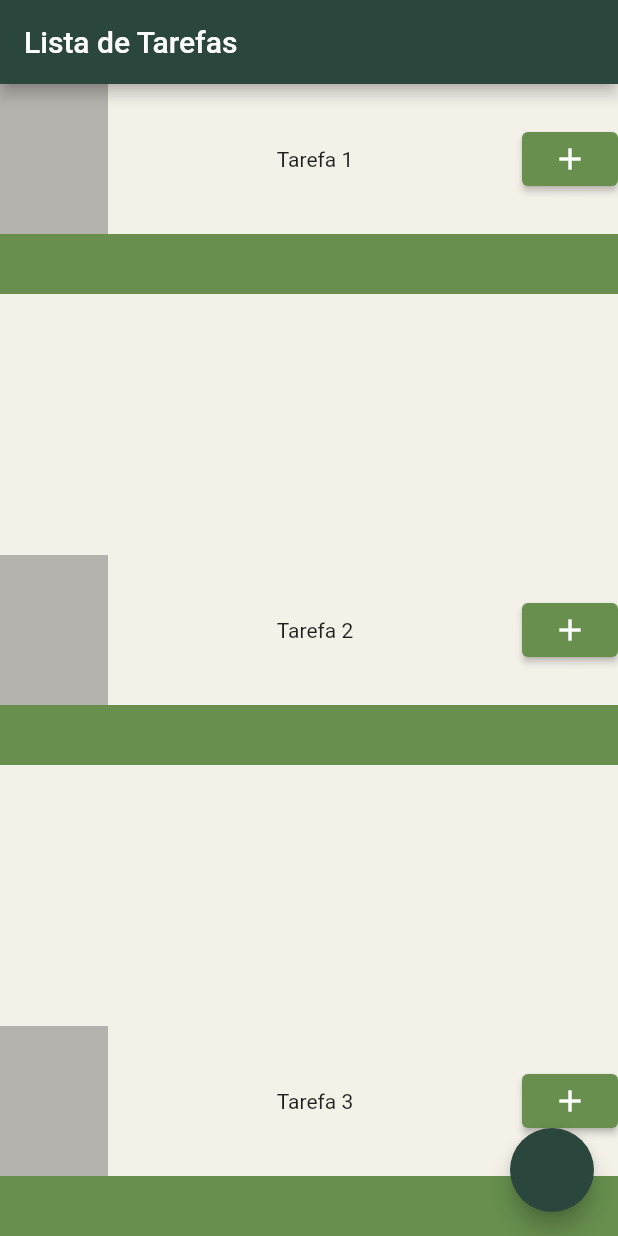
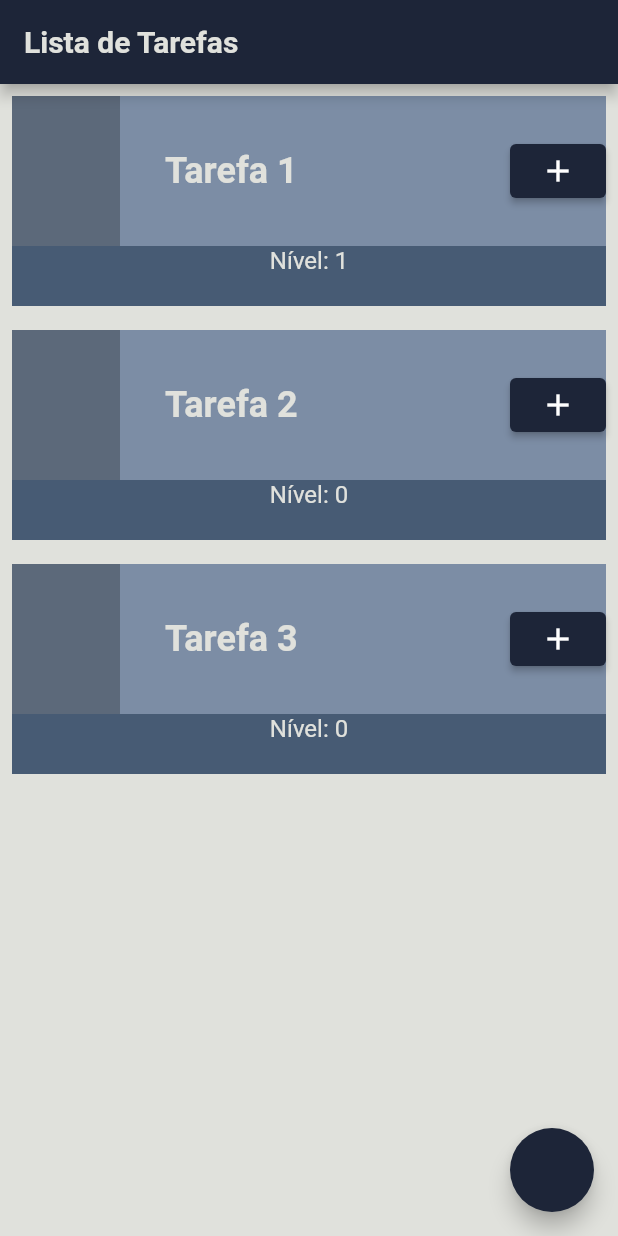
Before and after one commit to fcarrascozzo/Lista-de-Tarefas, a Flutter app: the screen it shows after launch, after a tap on the "add" icon, on a phone screen of 412 x 824 dp. Run offline on Flutter 3.47's test engine with Material 2 defaults, Android fonts, the phone set to English and light mode, and no system bars.

Commit message:
Incrementando níveis

```diff
--- a/lib/main.dart
+++ b/lib/main.dart
@@ -15,40 +15,57 @@ class MyApp extends StatelessWidget {
         primaryColor: Colors.blue,
       ),
       home: Scaffold(
-          backgroundColor: const Color(0xfff4f1e9),
+        backgroundColor: const Color(0xffE0E1DC),
         appBar: AppBar(
-            backgroundColor: const Color(0xff2b463c),
-            title: const Text('Lista de Tarefas'),
+          backgroundColor: const Color(0xff1D2538),
+          title: const Text(
+            'Lista de Tarefas',
+            style: TextStyle(
+                color: Color(0xffE0E1DC), fontWeight: FontWeight.bold),
           ),
-          body: const Column(
-            mainAxisAlignment: MainAxisAlignment.spaceBetween,
-            children: [
+        ),
+        body: ListView(
+          children: const [
             Tarefas('Tarefa 1'),
             Tarefas('Tarefa 2'),
-              Tarefas('Tarefa 3')
+            Tarefas('Tarefa 3'),
           ],
         ),
         floatingActionButton: FloatingActionButton(
-              backgroundColor: const Color(0xff2b463c), onPressed: () {})),
+          backgroundColor: const Color(0xff1D2538),
+          onPressed: () {},
+        ),
+      ),
     );
   }
 }
 
-class Tarefas extends StatelessWidget {
+class Tarefas extends StatefulWidget {
   final String nomeTarefa;
+
   const Tarefas(this.nomeTarefa, {super.key});
 
   @override
+  State<Tarefas> createState() => _TarefasState();
+}
+
+class _TarefasState extends State<Tarefas> {
+  int nivel = 0;
+  @override
   Widget build(BuildContext context) {
-    return Stack(
+    return Padding(
+      padding: const EdgeInsets.all(8.0),
+      child: Stack(
         children: [
           Container(
-          color: const Color(0xff688f4e),
+            color: const Color(0xff475B74),
             height: 140,
           ),
+          Column(
+            children: [
               Container(
                 height: 100,
-          color: const Color(0xfff4f1e9),
+                color: const Color(0xff7C8DA5),
                 child: Row(
                   mainAxisAlignment: MainAxisAlignment.spaceBetween,
                   children: [
@@ -57,18 +74,38 @@ class Tarefas extends StatelessWidget {
                       width: 72,
                       height: 100,
                     ),
-              Text(nomeTarefa),
+                    SizedBox(
+                      width: 200,
+                      child: Text(
+                        widget.nomeTarefa,
+                        style: const TextStyle(
+                            fontSize: 24,
+                            overflow: TextOverflow.ellipsis,
+                            color: Color(0xffE0E1DC),
+                            fontWeight: FontWeight.bold),
+                      ),
+                    ),
                     ElevatedButton(
                         style: ElevatedButton.styleFrom(
-                  backgroundColor: const Color(0xff688f4e)
+                          backgroundColor: const Color(0xff1D2538),
                         ),
-                  onPressed: (){},
-                  child: const Icon(Icons.add)
+                        onPressed: () {
+                          setState(() {
+                            nivel++;
+                          });
+                        },
+                        child: const Icon(Icons.add))
+                  ],
+                ),
+              ),
+              Text(
+                'Nível: $nivel',
+                style: TextStyle(color: Color(0xffE0E1DC), fontSize: 16),
               )
             ],
           ),
+        ],
       ),
-      ],
     );
   }
 }
```
Lines whose indentation alone changed are shown as unchanged.
